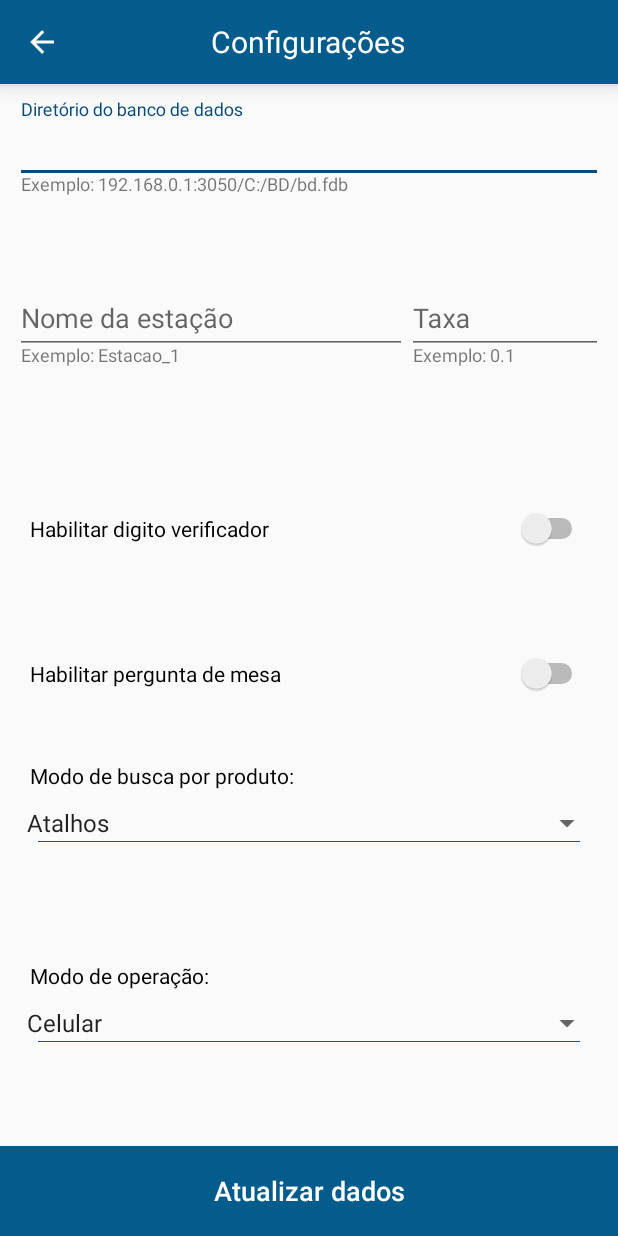
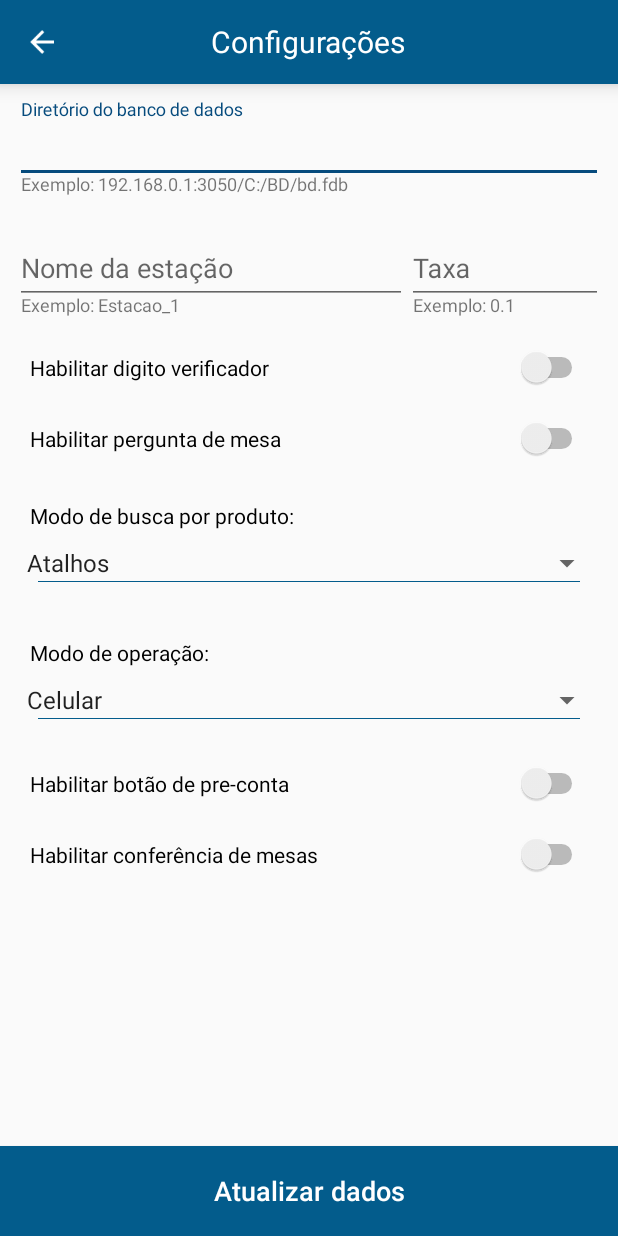
Before and after one commit to FelipeRsN/NewPointer-Pedido, an Android app: the ConfigurationActivity screen opened directly, with no data from a screen before it, on a phone screen of 412 x 824 dp. Run offline under Robolectric (Android 15) with nearby library versions, the phone set to English and light mode, and no system bars; 14 statements that could not run were skipped.

```diff
--- a/app/build.gradle
+++ b/app/build.gradle
@@ -27,11 +27,12 @@ dependencies {
     compile fileTree(dir: 'libs', include: ['*.jar'])
     compile files('libs/Jaybird2_2_4.jar')
     compile files('libs/android-viewbadger.jar')
-    testCompile 'junit:junit:4.12'
     compile 'com.android.support:appcompat-v7:23.4.0'
     compile 'com.android.support:design:23.4.0'
     compile 'com.android.support:cardview-v7:23.4.0'
     compile 'com.google.android.gms:play-services:10.2.0'
     compile 'com.android.support:multidex:1.0.1'
     compile 'com.edwardvanraak:MaterialBarcodeScanner:0.0.6-ALPHA'
+    compile 'com.android.support.constraint:constraint-layout:1.0.2'
+    testCompile 'junit:junit:4.12'
 }
--- a/app/src/main/java/newpointer/com/br/newpointerpedido/Activity/ConfigurationActivity.java
+++ b/app/src/main/java/newpointer/com/br/newpointerpedido/Activity/ConfigurationActivity.java
@@ -26,6 +26,8 @@ public class ConfigurationActivity extends AppCompatActivity implements View.OnC
     private EditText string_bd;
     private EditText taxa;
     private EditText estacao;
+    private Switch preconta;
+    private Switch conferencia;
     private Switch digito_verificador;
     private Switch pergunta_mesa;
     private Button atualizar;
@@ -79,6 +81,11 @@ public class ConfigurationActivity extends AppCompatActivity implements View.OnC
         if(cfg.getPergunta_mesa() == 1)pergunta_mesa.setChecked(true);
         else pergunta_mesa.setChecked(false);
 
+        if(cfg.getPreconta() == 1)preconta.setChecked(true);
+        else digito_verificador.setChecked(false);
+        if(cfg.getConferencia() == 1)conferencia.setChecked(true);
+        else pergunta_mesa.setChecked(false);
+
         busca.setSelection(cfg.getProduct_selection());
 
         modo_op.setSelection(cfg.getPhone_selection());
@@ -96,11 +103,14 @@ public class ConfigurationActivity extends AppCompatActivity implements View.OnC
         estacao = (EditText) findViewById(R.id.et_conf_estacao);
         digito_verificador = (Switch) findViewById(R.id.sw_conf_digito);
         pergunta_mesa = (Switch) findViewById(R.id.sw_conf_mesa);
+        conferencia = (Switch) findViewById(R.id.sw_conf_conferencia);
+        preconta = (Switch) findViewById(R.id.sw_conf_preconta);
         atualizar = (Button) findViewById(R.id.bt_conf_atualizar);
         ib_return = (ImageButton) findViewById(R.id.ib_conf_return);
         busca = (Spinner) findViewById(R.id.sp_conf_prod);
         modo_op = (Spinner) findViewById(R.id.sp_conf_operacao);
         dbl = new DBLiteConnection(ConfigurationActivity.this);
+
 
         atualizar.setOnClickListener(this);
         ib_return.setOnClickListener(this);
@@ -163,12 +173,16 @@ public class ConfigurationActivity extends AppCompatActivity implements View.OnC
                         String nMin = dbl.selectConfig().getNmin_mesa();
                         String nMax = dbl.selectConfig().getNmax_mesa();
                         String title = dbl.selectConfig().getTitulo_loja();
+                        int pc = 0;
+                        int conf = 0;
                         if(pergunta_mesa.isChecked()) bdmesa = 1;
                         if(digito_verificador.isChecked()) bddigito = 1;
+                        if(preconta.isChecked()) pc = 1;
+                        if(conferencia.isChecked()) conf = 1;
                         int selecBusca = busca.getSelectedItemPosition();
                         int selecModo = modo_op.getSelectedItemPosition();
                         dbl.deleteConfig();
-                        dbl.insertConfig(bdconexao,bdestacao,bdtaxa,bddigito,bdmesa,title,nMin,nMax, data, selecModo, selecBusca);
+                        dbl.insertConfig(bdconexao,bdestacao,bdtaxa,bddigito,bdmesa,title,nMin,nMax, data, selecModo, selecBusca, pc, conf);
                         Toast.makeText(ConfigurationActivity.this, "Dados de configuração atualizados com sucesso. Reiniciando sistema...", Toast.LENGTH_SHORT).show();
                         Intent i = getBaseContext().getPackageManager()
                                 .getLaunchIntentForPackage( getBaseContext().getPackageName() );
--- a/app/src/main/java/newpointer/com/br/newpointerpedido/Connection/DBCore.java
+++ b/app/src/main/java/newpointer/com/br/newpointerpedido/Connection/DBCore.java
@@ -9,7 +9,7 @@ import android.database.sqlite.SQLiteOpenHelper;
  */
 public class DBCore extends SQLiteOpenHelper {
     private static final String DB_NAME = "PedidoNewPointer";
-    private static final int DB_VERSION = 18;
+    private static final int DB_VERSION = 1;
 
     public DBCore(Context ctx){
         super(ctx, DB_NAME, null, DB_VERSION);
@@ -18,7 +18,7 @@ public class DBCore extends SQLiteOpenHelper {
     @Override
     public void onCreate(SQLiteDatabase db) {
         // TODO Auto-generated method stub
-        db.execSQL("create table config(db_string text, estacao text, taxa real, digito_verificador integer, pergunta_mesa integer, titulo_loja text, nmin_mesa text, nmax_mesa text, dbbkp_date text, phone_selection integer, product_selection integer);");
+        db.execSQL("create table config(db_string text, estacao text, taxa real, digito_verificador integer, pergunta_mesa integer, titulo_loja text, nmin_mesa text, nmax_mesa text, dbbkp_date text, phone_selection integer, product_selection integer, preconta integer, conferencia integer);");
         db.execSQL("create table product(id text, name text, family integer, unit text, fl_imp integer, cd_imp integer, fl_acomp integer, acomp text, atalho integer);");
         db.execSQL("create table family(id integer, name text);");
         db.execSQL("create table groupacomp(id integer, name text, selecao integer);");
--- a/app/src/main/java/newpointer/com/br/newpointerpedido/Connection/DBLiteConnection.java
+++ b/app/src/main/java/newpointer/com/br/newpointerpedido/Connection/DBLiteConnection.java
@@ -31,7 +31,7 @@ public class DBLiteConnection{
     /////////////////////// Configuracoes /////////////////////////
     ////// insert /////////
 
-    public void insertConfig(String string_bd, String estacao, Double taxa, int digito_verificador, int pergunta_mesa, String titulo_loja, String nmin_mesa, String nmax_mesa, String bdbkp_date, int phone_selec, int product_selec) {
+    public void insertConfig(String string_bd, String estacao, Double taxa, int digito_verificador, int pergunta_mesa, String titulo_loja, String nmin_mesa, String nmax_mesa, String bdbkp_date, int phone_selec, int product_selec, int preconta, int conferencia) {
         ContentValues values = new ContentValues();
         values.put("db_string", string_bd);
         values.put("estacao", estacao);
@@ -44,6 +44,8 @@ public class DBLiteConnection{
         values.put("dbbkp_date", bdbkp_date);
         values.put("phone_selection", phone_selec);
         values.put("product_selection", product_selec);
+        values.put("preconta", preconta);
+        values.put("conferencia", conferencia);
         db.insert("config", null, values);
     }
 
@@ -56,11 +58,11 @@ public class DBLiteConnection{
     ////// Select /////////
 
     public ConfigModel selectConfig() {
-        String[] columns = new String[]{"db_string", "estacao", "taxa", "digito_verificador", "pergunta_mesa", "titulo_loja", "nmin_mesa", "nmax_mesa","dbbkp_date","phone_selection","product_selection"};
+        String[] columns = new String[]{"db_string", "estacao", "taxa", "digito_verificador", "pergunta_mesa", "titulo_loja", "nmin_mesa", "nmax_mesa","dbbkp_date","phone_selection","product_selection","preconta","conferencia"};
         Cursor cursor = db.query("config", columns, null, null, null, null, null);
         if (cursor.moveToFirst()) {
             do {
-                ConfigModel conf = new ConfigModel(cursor.getString(0), cursor.getString(1), cursor.getDouble(2), cursor.getInt(3), cursor.getInt(4), cursor.getString(5), cursor.getString(6), cursor.getString(7), cursor.getString(8), cursor.getInt(9), cursor.getInt(10));
+                ConfigModel conf = new ConfigModel(cursor.getString(0), cursor.getString(1), cursor.getDouble(2), cursor.getInt(3), cursor.getInt(4), cursor.getString(5), cursor.getString(6), cursor.getString(7), cursor.getString(8), cursor.getInt(9), cursor.getInt(10),cursor.getInt(11),cursor.getInt(12));
                 return conf;
             }while(cursor.moveToNext());
         }
--- a/app/src/main/res/layout/activity_configuration.xml
+++ b/app/src/main/res/layout/activity_configuration.xml
@@ -34,20 +34,22 @@
 
     </RelativeLayout>
 
+    <ScrollView
+        android:layout_width="match_parent"
+        android:layout_height="match_parent"
+        android:layout_below="@+id/tb_main"
+        android:layout_above="@+id/bt_conf_atualizar">
+
         <LinearLayout
             android:id="@+id/ll_conf_form"
-        android:layout_below="@+id/tb_main"
             android:layout_width="match_parent"
-        android:layout_height="match_parent"
+            android:layout_height="wrap_content"
             android:layout_margin="10dp"
-        android:weightSum="6"
-        android:layout_above="@+id/bt_conf_atualizar"
             android:orientation="vertical">
 
             <RelativeLayout
                 android:layout_width="match_parent"
-            android:layout_height="wrap_content"
-            android:layout_weight="1">
+                android:layout_height="wrap_content">
 
                 <android.support.design.widget.TextInputLayout
                     android:id="@+id/til_conf_string"
@@ -79,7 +81,7 @@
             <RelativeLayout
                 android:layout_width="match_parent"
                 android:layout_height="wrap_content"
-            android:layout_weight="1">
+                android:layout_marginTop="16dp">
 
                 <LinearLayout
                     android:id="@+id/ll_conf_estacao"
@@ -165,8 +167,7 @@
                 android:layout_marginLeft="10dp"
                 android:text="Habilitar digito verificador"
                 android:layout_width="match_parent"
-            android:layout_height="wrap_content"
-            android:layout_weight="1"/>
+                android:layout_height="wrap_content"/>
 
             <Switch
                 android:id="@+id/sw_conf_mesa"
@@ -175,13 +176,12 @@
                 android:layout_marginLeft="10dp"
                 android:text="Habilitar pergunta de mesa"
                 android:layout_width="match_parent"
-            android:layout_height="wrap_content"
-            android:layout_weight="1"/>
+                android:layout_height="wrap_content"/>
 
             <RelativeLayout
                 android:layout_width="match_parent"
                 android:layout_height="wrap_content"
-            android:layout_weight="1">
+                android:layout_marginTop="8dp">
 
                 <TextView
                     android:id="@+id/tv_conf_busca"
@@ -216,7 +216,7 @@
             <RelativeLayout
                 android:layout_width="match_parent"
                 android:layout_height="wrap_content"
-            android:layout_weight="1">
+                android:layout_marginTop="8dp">
 
                 <TextView
                     android:id="@+id/tv_conf_op"
@@ -248,7 +248,27 @@
 
             </RelativeLayout>
 
+            <Switch
+                android:id="@+id/sw_conf_preconta"
+                android:layout_marginTop="20dp"
+                android:layout_marginRight="10dp"
+                android:layout_marginLeft="10dp"
+                android:text="Habilitar botão de pre-conta"
+                android:layout_width="match_parent"
+                android:layout_height="wrap_content"/>
+
+            <Switch
+                android:id="@+id/sw_conf_conferencia"
+                android:layout_marginTop="20dp"
+                android:layout_marginRight="10dp"
+                android:layout_marginLeft="10dp"
+                android:text="Habilitar conferência de mesas"
+                android:layout_width="match_parent"
+                android:layout_height="wrap_content"/>
+
         </LinearLayout>
+
+    </ScrollView>
 
     <Button
         android:id="@+id/bt_conf_atualizar"
```
Also changed, not shown: app/src/main/AndroidManifest.xml (+4 -3 lines), app/src/main/java/newpointer/com/br/newpointerpedido/Activity/ConferenciaActivity.java (added, +188 -0 lines), app/src/main/java/newpointer/com/br/newpointerpedido/Activity/LoadingActivity.java (+7 -4 lines), app/src/main/java/newpointer/com/br/newpointerpedido/Activity/MinhaContaActivity.java (+46 -0 lines), app/src/main/java/newpointer/com/br/newpointerpedido/Model/ConferenciaModel.java (added, +59 -0 lines), app/src/main/java/newpointer/com/br/newpointerpedido/Model/ConfigModel.java (+21 -1 lines), app/src/main/res/layout/activity_conferencia.xml (added, +127 -0 lines), app/src/main/res/layout/activity_minha_conta.xml (+12 -0 lines), 5 other files. Lines whose indentation alone changed are shown as unchanged.
